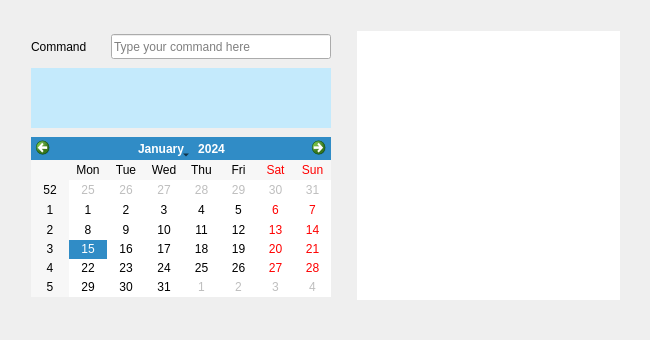
First picture: the form in Qt/TaskyDesign1/taskydesign.ui, repository akkudub/Tasky, before the edit.
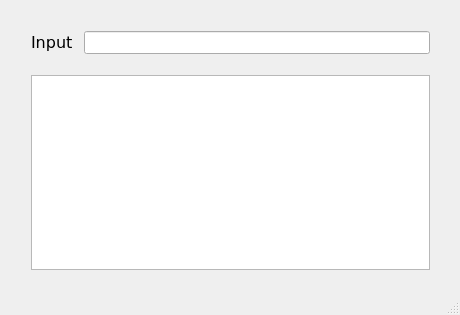
Second picture: the form after the edit.

What changed in the file:
```diff
--- a/Qt/TaskyDesign1/taskydesign.ui
+++ b/Qt/TaskyDesign1/taskydesign.ui
@@ -6,20 +6,20 @@
    <rect>
     <x>0</x>
     <y>0</y>
-    <width>650</width>
-    <height>340</height>
+    <width>460</width>
+    <height>315</height>
    </rect>
   </property>
   <property name="minimumSize">
    <size>
-    <width>650</width>
-    <height>340</height>
+    <width>460</width>
+    <height>315</height>
    </size>
   </property>
   <property name="maximumSize">
    <size>
-    <width>650</width>
-    <height>340</height>
+    <width>460</width>
+    <height>315</height>
    </size>
   </property>
   <property name="windowTitle">
@@ -31,109 +31,37 @@
      <rect>
       <x>20</x>
       <y>20</y>
-      <width>611</width>
-      <height>291</height>
+      <width>421</width>
+      <height>261</height>
      </rect>
     </property>
-    <layout class="QHBoxLayout" name="MainHLayout">
+    <layout class="QVBoxLayout" name="verticalLayout">
      <item>
-      <layout class="QVBoxLayout" name="LeftVLayout">
-       <property name="rightMargin">
-        <number>20</number>
+      <layout class="QHBoxLayout" name="horizontalLayout">
+       <property name="bottomMargin">
+        <number>15</number>
        </property>
        <item>
-        <layout class="QHBoxLayout" name="CmdHLayout">
-         <item>
-          <widget class="QLabel" name="InputLabel">
-           <property name="styleSheet">
-            <string notr="true">bg-color=rgb(255, 254, 221)</string>
-           </property>
-           <property name="text">
-            <string>Command</string>
-           </property>
-           <property name="wordWrap">
-            <bool>false</bool>
-           </property>
-          </widget>
-         </item>
-         <item>
-          <widget class="QLineEdit" name="InputBox">
-           <property name="enabled">
-            <bool>true</bool>
-           </property>
-           <property name="minimumSize">
-            <size>
-             <width>200</width>
-             <height>25</height>
-            </size>
-           </property>
-           <property name="maximumSize">
-            <size>
-             <width>220</width>
-             <height>25</height>
-            </size>
-           </property>
-           <property name="placeholderText">
-            <string>Type your command here</string>
-           </property>
-          </widget>
-         </item>
-        </layout>
-       </item>
-       <item>
-        <widget class="QTextEdit" name="TaskDetails">
-         <property name="sizePolicy">
-          <sizepolicy hsizetype="Preferred" vsizetype="Preferred">
-           <horstretch>0</horstretch>
-           <verstretch>0</verstretch>
-          </sizepolicy>
+        <widget class="QLabel" name="InputLabel">
+         <property name="font">
+          <font>
+           <family>Verdana</family>
+           <pointsize>12</pointsize>
+           <weight>50</weight>
+           <bold>false</bold>
+          </font>
          </property>
-         <property name="minimumSize">
-          <size>
-           <width>300</width>
-           <height>60</height>
-          </size>
-         </property>
-         <property name="maximumSize">
-          <size>
-           <width>300</width>
-           <height>60</height>
-          </size>
-         </property>
-         <property name="focusPolicy">
-          <enum>Qt::NoFocus</enum>
-         </property>
-         <property name="frameShape">
-          <enum>QFrame::NoFrame</enum>
-         </property>
-         <property name="readOnly">
-          <bool>true</bool>
-         </property>
-         <property name="html">
-          <string>&lt;!DOCTYPE HTML PUBLIC &quot;-//W3C//DTD HTML 4.0//EN&quot; &quot;http://www.w3.org/TR/REC-html40/strict.dtd&quot;&gt;
-&lt;html&gt;&lt;head&gt;&lt;meta name=&quot;qrichtext&quot; content=&quot;1&quot; /&gt;&lt;style type=&quot;text/css&quot;&gt;
-p, li { white-space: pre-wrap; }
-&lt;/style&gt;&lt;/head&gt;&lt;body style=&quot; font-family:'MS Shell Dlg 2'; font-size:8.25pt; font-weight:400; font-style:normal;&quot; bgcolor=&quot;#c4eafc&quot;&gt;
-&lt;p style=&quot;-qt-paragraph-type:empty; margin-top:0px; margin-bottom:0px; margin-left:0px; margin-right:0px; -qt-block-indent:0; text-indent:0px; font-size:8pt;&quot;&gt;&lt;br /&gt;&lt;/p&gt;&lt;/body&gt;&lt;/html&gt;</string>
+         <property name="text">
+          <string>Input </string>
          </property>
         </widget>
        </item>
        <item>
-        <widget class="QCalendarWidget" name="calendar">
-         <property name="minimumSize">
-          <size>
-           <width>300</width>
-           <height>160</height>
-          </size>
-         </property>
-         <property name="maximumSize">
-          <size>
-           <width>300</width>
-           <height>160</height>
-          </size>
-         </property>
-         <property name="cursor">
-          <cursorShape>PointingHandCursor</cursorShape>
+        <widget class="QLineEdit" name="InputBox">
+         <property name="font">
+          <font>
+           <pointsize>10</pointsize>
+          </font>
          </property>
         </widget>
        </item>
@@ -141,17 +69,17 @@
      </item>
      <item>
       <widget class="QListWidget" name="DisplayPanel">
-       <property name="frameShape">
-        <enum>QFrame::NoFrame</enum>
-       </property>
-       <property name="editTriggers">
-        <set>QAbstractItemView::NoEditTriggers</set>
+       <property name="font">
+        <font>
+         <pointsize>10</pointsize>
+        </font>
        </property>
       </widget>
      </item>
     </layout>
    </widget>
   </widget>
+  <widget class="QStatusBar" name="statusBar"/>
  </widget>
  <layoutdefault spacing="6" margin="11"/>
  <tabstops>
```
Left out of the diff: 8 changed lines with no effect on the pictures.
